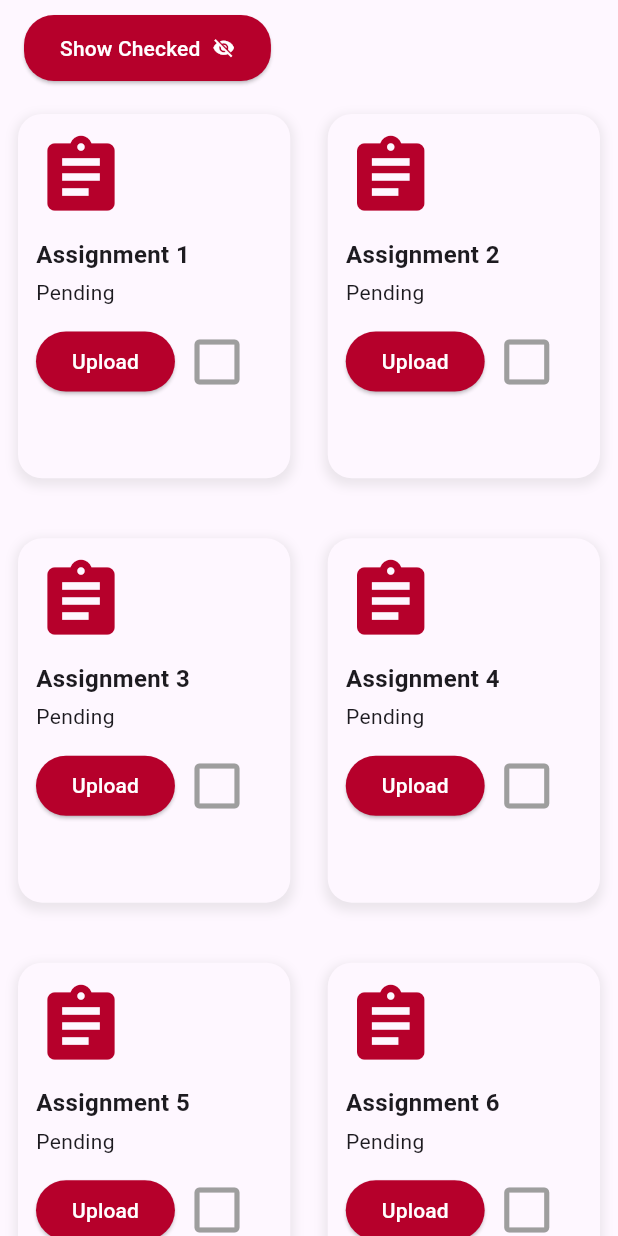
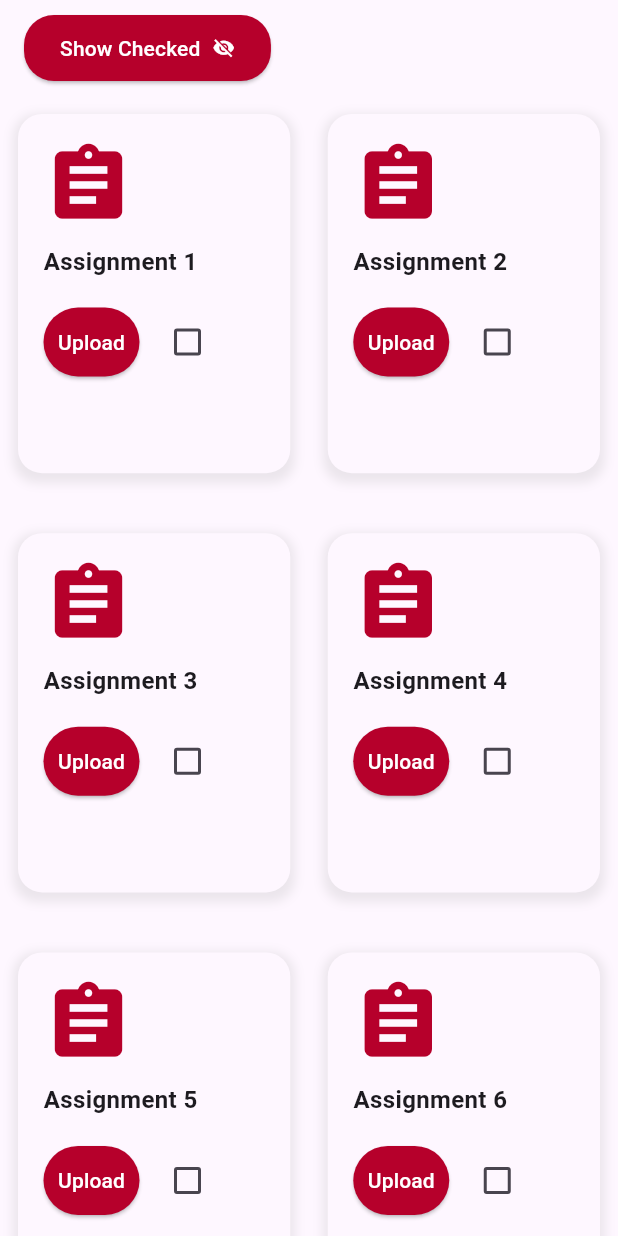
Before and after one commit to Ishan-Hegde/CRCE_Connex_App, a Flutter app: the AssignmentPg screen opened directly, after a tap on "Upload", on a phone screen of 412 x 824 dp. Run offline on Flutter 3.47's test engine with Material 3 defaults, Android fonts, the phone set to English and light mode, and no system bars; our stand-ins replace cloud_firestore, file_picker, firebase_auth, firebase_core, firebase_storage, google_fonts; missing offline and left inert: upi_india; accounts and stored records are empty.

Commit message:
assignment upload from student all done

```diff
--- a/lib/screens/student_assets/assignment_section/view.dart
+++ b/lib/screens/student_assets/assignment_section/view.dart
@@ -3,7 +3,6 @@ import 'package:flutter/material.dart';
 import 'package:file_picker/file_picker.dart';
 import 'package:flutter/services.dart';
 import 'package:cloud_firestore/cloud_firestore.dart';
-import 'package:collection/collection.dart';
 import 'package:firebase_storage/firebase_storage.dart';
 
 class AssignmentPg extends StatefulWidget {
@@ -16,31 +15,28 @@ class AssignmentPg extends StatefulWidget {
 class Item {
   IconData icon;
   String title;
-  String description;
   bool isDone = false;
+  String buttonText = "Upload";
 
   Item({
     required this.icon,
     required this.title,
-    required this.description,
   });
 }
 
 class AssignmentUI extends State<AssignmentPg> {
-  String? uploadedFileName;
   final List<Item> items = List.generate(
     10,
     (index) => Item(
       icon: Icons.assignment,
       title: 'Assignment ${index + 1}',
-      description: 'Pending',
     ),
   );
 
   final FirebaseFirestore _firestore = FirebaseFirestore.instance;
   bool showOnlyChecked = false;
 
-  Future<void> _openFileExplorer() async {
+  Future<void> _openFileExplorer(Item item) async {
     try {
       FilePickerResult? result = await FilePicker.platform.pickFiles(
         type: FileType.custom,
@@ -55,19 +51,9 @@ class AssignmentUI extends State<AssignmentPg> {
         int fileSizeInBytes = await file.length();
 
         if (fileSizeInBytes <= 10 * 1024 * 1024) {
-          Item? uploadedItem = items.firstWhereOrNull(
-            (item) => item.title == 'Assignment ${fileName.split(".")[0]}',
-          );
-
-          if (uploadedItem != null) {
           setState(() {
-              uploadedItem.isDone = true;
-              uploadedItem.description = 'Checked';
-            });
-          }
-
-          setState(() {
-            uploadedFileName = fileName;
+            item.isDone = true;
+            item.buttonText = fileName; // Update button text to fileName
           });
 
           await _updateAssignmentStatus(
@@ -129,19 +115,47 @@ class AssignmentUI extends State<AssignmentPg> {
     }
   }
 
+  Future<void> _showUnsubmitDialog(Item item) async {
+    return showDialog<void>(
+      context: context,
+      barrierDismissible: false,
+      builder: (BuildContext context) {
+        return AlertDialog(
+          title: Text('Unsubmit Assignment'),
+          content: SingleChildScrollView(
+            child: ListBody(
+              children: <Widget>[
+                Text('Do you want to unsubmit and delete the uploaded PDF?'),
+              ],
+            ),
+          ),
+          actions: <Widget>[
+            TextButton(
+              onPressed: () {
+                Navigator.of(context).pop();
+              },
+              child: Text('Cancel'),
+            ),
+            TextButton(
+              onPressed: () {
+                setState(() {
+                  item.isDone = false;
+                  item.buttonText = "Upload";
+                });
+                Navigator.of(context).pop();
+              },
+              child: Text(
+                'Unsubmit',
+              ),
+            ),
+          ],
+        );
+      },
+    );
+  }
+
   @override
   Widget build(BuildContext context) {
-    Text(
-      uploadedFileName ?? 'No file uploaded',
-      style: const TextStyle(fontSize: 16, fontWeight: FontWeight.bold),
-    );
-
-    Map<String, dynamic>? args =
-        ModalRoute.of(context)?.settings.arguments as Map<String, dynamic>?;
-
-    // ignore: unused_local_variable
-    String title = args?['title'] ?? 'Assignments';
-
     List<Item> filteredItems =
         showOnlyChecked ? items.where((item) => item.isDone).toList() : items;
 
@@ -194,7 +208,7 @@ class AssignmentUI extends State<AssignmentPg> {
                   crossAxisCount: 2,
                   crossAxisSpacing: 1.0,
                   mainAxisSpacing: 16.0,
-                  childAspectRatio: 0.77,
+                  childAspectRatio: 0.78,
                 ),
                 itemCount: filteredItems.length,
                 itemBuilder: (context, index) {
@@ -209,16 +223,22 @@ class AssignmentUI extends State<AssignmentPg> {
   }
 
   Widget buildItem(BuildContext context, Item item) {
-    return Container(
+    return GestureDetector(
+      onTap: () {
+        if (item.isDone) {
+          _showUnsubmitDialog(item);
+        }
+      },
+      child: Container(
         margin: const EdgeInsets.all(12),
-      padding: const EdgeInsets.all(12),
+        padding: const EdgeInsets.all(17),
         decoration: BoxDecoration(
           borderRadius: BorderRadius.circular(16),
           color: Theme.of(context).cardColor,
           boxShadow: [
             BoxShadow(
               color: Colors.grey.withOpacity(0.2),
-            spreadRadius: 2,
+              spreadRadius: 3,
               blurRadius: 5,
               offset: const Offset(0, 3),
             ),
@@ -236,68 +256,52 @@ class AssignmentUI extends State<AssignmentPg> {
             Text(
               item.title,
               overflow: TextOverflow.ellipsis,
-            maxLines: 1,
+              maxLines: 2,
               style: TextStyle(
-              fontWeight: FontWeight.bold,
+                fontWeight: FontWeight.w700,
                 fontSize: 16,
                 color: Theme.of(context).textTheme.bodyLarge!.color,
               ),
             ),
-          const SizedBox(height: 4),
-          Text(
-            item.description,
-            style: TextStyle(
-              fontSize: 14,
-              color: Theme.of(context).textTheme.bodyMedium!.color,
+            const SizedBox(height: 18), // Adjust space for visual alignment
+            Row(
+              children: [
+                if (!item.isDone)
+                  ElevatedButton(
+                    onPressed: () => _openFileExplorer(item),
+                    style: ElevatedButton.styleFrom(
+                      backgroundColor: const Color(0xFFB6002B),
+                      padding: EdgeInsets.symmetric(
+                          vertical: 13), // Adjust button height
+                    ),
+                    child: Text(
+                      item.buttonText,
+                      style: const TextStyle(color: Colors.white, fontSize: 14),
                     ),
                   ),
-          const SizedBox(height: 12),
-          Row(
-            children: [
-              ElevatedButton(
-                onPressed: _openFileExplorer,
-                style: ElevatedButton.styleFrom(
-                  backgroundColor: const Color(0xFFB6002B),
-                ),
-                child: const Text(
-                  'Upload',
+                if (item.isDone)
+                  Expanded(
+                    child: Text(
+                      item.buttonText,
+                      overflow: TextOverflow.ellipsis,
                       style: TextStyle(
-                    color: Colors.white,
+                        color: Color(0xFFB6002B),
+                        fontWeight: FontWeight.bold,
+                        fontSize: 14,
                       ),
                     ),
                   ),
                 const SizedBox(width: 8),
-              GestureDetector(
-                onTap: () {
-                  setState(() {
-                    item.isDone = !item.isDone;
-                    print('Item ${item.title} isDone: ${item.isDone}');
-                  });
-                },
-                child: Stack(
-                  children: [
-                    const Icon(
-                      Icons.check_box_outline_blank,
-                      size: 40,
-                      color: Colors.grey,
-                    ),
-                    if (item.isDone)
-                      const Positioned(
-                        top: 3,
-                        left: 3,
-                        child: Icon(
-                          Icons.check,
-                          size: 34,
-                          color: Colors.green,
-                        ),
-                      ),
-                  ],
-                ),
+                Checkbox(
+                  value: item.isDone,
+                  onChanged: (bool? newValue) {},
+                  activeColor: Colors.green,
                 ),
               ],
             ),
           ],
         ),
+      ),
     );
   }
 }
```
Lines whose indentation alone changed are shown as unchanged.
